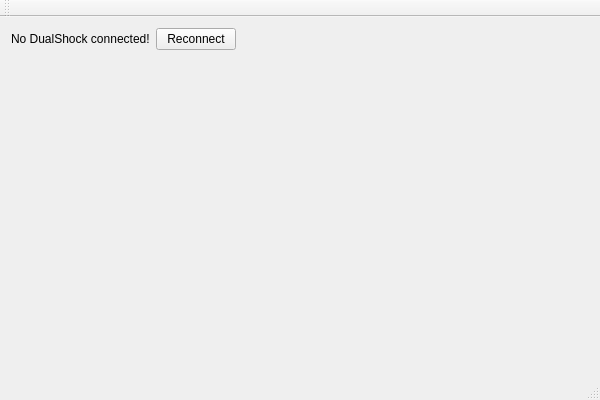
banujan59/DualShockPCController, file DualShockPCController/MainWindow.ui: the form before one commit.
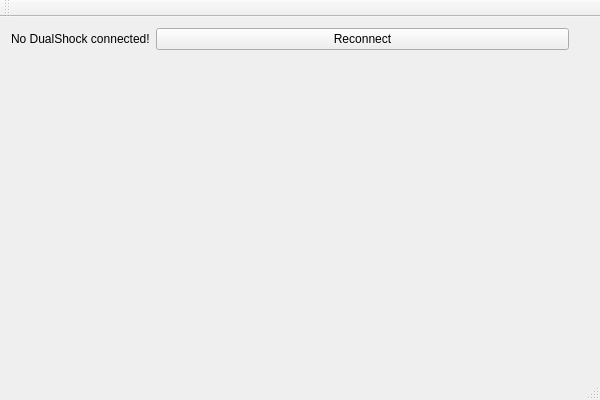
The form after the commit.

```diff
--- a/DualShockPCController/MainWindow.ui
+++ b/DualShockPCController/MainWindow.ui
@@ -17,6 +17,19 @@
    <layout class="QHBoxLayout" name="horizontalLayout">
     <item>
      <layout class="QGridLayout" name="gridLayout">
+      <item row="0" column="1">
+       <spacer name="verticalSpacer">
+        <property name="orientation">
+         <enum>Qt::Vertical</enum>
+        </property>
+        <property name="sizeHint" stdset="0">
+         <size>
+          <width>20</width>
+          <height>40</height>
+         </size>
+        </property>
+       </spacer>
+      </item>
       <item row="0" column="0">
        <layout class="QFormLayout" name="formLayout">
         <item row="0" column="0">
@@ -35,32 +48,6 @@
         </item>
        </layout>
       </item>
-      <item row="0" column="2">
-       <spacer name="verticalSpacer">
-        <property name="orientation">
-         <enum>Qt::Vertical</enum>
-        </property>
-        <property name="sizeHint" stdset="0">
-         <size>
-          <width>20</width>
-          <height>40</height>
-         </size>
-        </property>
-       </spacer>
-      </item>
-      <item row="1" column="1">
-       <spacer name="horizontalSpacer">
-        <property name="orientation">
-         <enum>Qt::Horizontal</enum>
-        </property>
-        <property name="sizeHint" stdset="0">
-         <size>
-          <width>40</width>
-          <height>20</height>
-         </size>
-        </property>
-       </spacer>
-      </item>
      </layout>
     </item>
    </layout>
```
